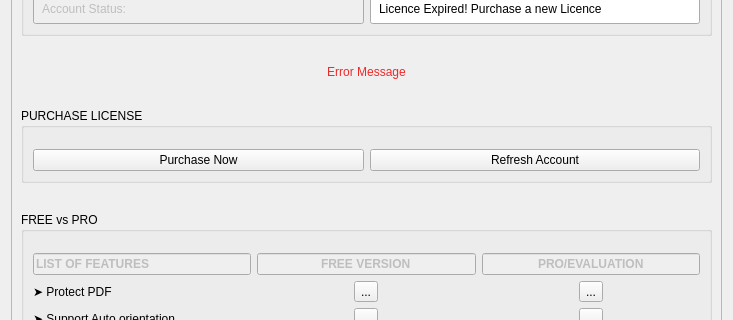
The window that src/account.ui (rishabh3354/JPG2PDF) describes before a commit, drawn with Qt 5; both pictures show x 0 to 733 and y 225 to 545 of the 733 by 773 pixel window.
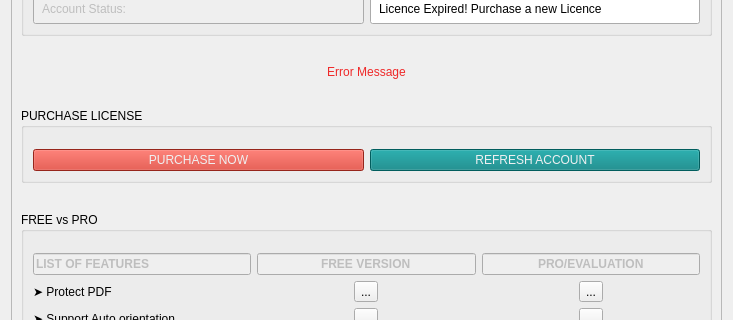
The same window after the commit. Icons and pictures are not drawn.

Commit message: purchase button updates

```diff
--- a/src/account.ui
+++ b/src/account.ui
@@ -316,10 +316,26 @@
                <cursorShape>PointingHandCursor</cursorShape>
               </property>
               <property name="styleSheet">
-               <string notr="true"/>
+               <string notr="true">QPushButton{
+  background-color:#d23426;
+
+
+
+color:#eff0f1;
+
+
+}
+	
+QPushButton:hover {background-color: #009b22
+
+
+
+
+
+;}</string>
               </property>
               <property name="text">
-               <string>Purchase Now</string>
+               <string>PURCHASE NOW</string>
               </property>
               <property name="icon">
                <iconset resource="resource.qrc">
@@ -348,10 +364,27 @@
                <cursorShape>PointingHandCursor</cursorShape>
               </property>
               <property name="styleSheet">
-               <string notr="true"/>
+               <string notr="true">QPushButton{
+  background-color: #018282;
+
+
+
+
+color:#eff0f1;
+
+
+}
+
+QPushButton:hover {background-color: #009b22
+
+
+
+
+
+;}</string>
               </property>
               <property name="text">
-               <string>Refresh Account</string>
+               <string>REFRESH ACCOUNT</string>
               </property>
               <property name="icon">
                <iconset resource="resource.qrc">
```
Left out of the diff: 4 changed lines with no effect on the pictures. The commit also changes 4 other files.
